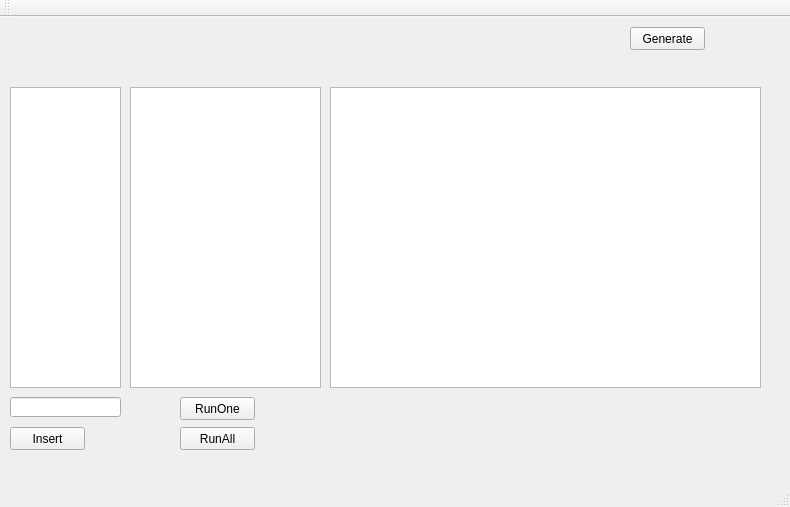
Kianp/CacheSimulator, file mainwindow.ui: the form before one commit.
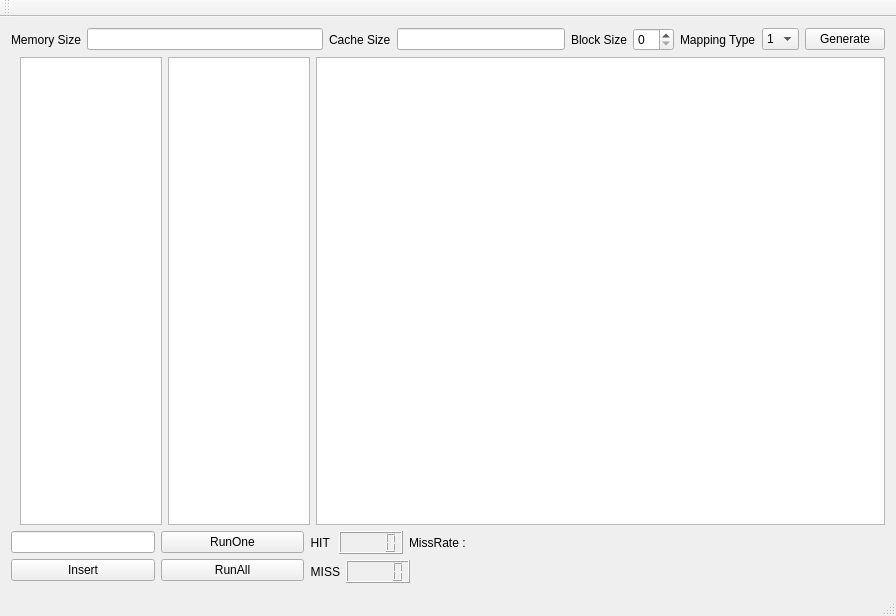
The form after the commit.

Patch:
```diff
--- a/mainwindow.ui
+++ b/mainwindow.ui
@@ -6,115 +6,20 @@
    <rect>
     <x>0</x>
     <y>0</y>
-    <width>790</width>
-    <height>507</height>
+    <width>896</width>
+    <height>616</height>
    </rect>
   </property>
   <property name="windowTitle">
    <string>MainWindow</string>
   </property>
   <widget class="QWidget" name="centralWidget">
-   <widget class="QTableWidget" name="mainMem">
-    <property name="geometry">
-     <rect>
-      <x>130</x>
-      <y>70</y>
-      <width>191</width>
-      <height>301</height>
-     </rect>
-    </property>
-   </widget>
-   <widget class="QTableWidget" name="cache">
-    <property name="geometry">
-     <rect>
-      <x>330</x>
-      <y>70</y>
-      <width>431</width>
-      <height>301</height>
-     </rect>
-    </property>
-   </widget>
-   <widget class="QListWidget" name="addressList">
-    <property name="geometry">
-     <rect>
-      <x>10</x>
-      <y>70</y>
-      <width>111</width>
-      <height>301</height>
-     </rect>
-    </property>
-   </widget>
-   <widget class="QPushButton" name="Generate">
-    <property name="geometry">
-     <rect>
-      <x>630</x>
-      <y>10</y>
-      <width>75</width>
-      <height>23</height>
-     </rect>
-    </property>
-    <property name="text">
-     <string>Generate</string>
-    </property>
-   </widget>
-   <widget class="QLineEdit" name="addressInput">
-    <property name="geometry">
-     <rect>
-      <x>10</x>
-      <y>380</y>
-      <width>111</width>
-      <height>20</height>
-     </rect>
-    </property>
-   </widget>
-   <widget class="QPushButton" name="InsertAddress">
-    <property name="geometry">
-     <rect>
-      <x>10</x>
-      <y>410</y>
-      <width>75</width>
-      <height>23</height>
-     </rect>
-    </property>
-    <property name="text">
-     <string>Insert</string>
-    </property>
-   </widget>
-   <widget class="QPushButton" name="runOne">
-    <property name="geometry">
-     <rect>
-      <x>180</x>
-      <y>380</y>
-      <width>75</width>
-      <height>23</height>
-     </rect>
-    </property>
-    <property name="text">
-     <string>RunOne</string>
-    </property>
-   </widget>
-   <widget class="QPushButton" name="runAll">
-    <property name="geometry">
-     <rect>
-      <x>180</x>
-      <y>410</y>
-      <width>75</width>
-      <height>23</height>
-     </rect>
-    </property>
-    <property name="text">
-     <string>RunAll</string>
-    </property>
-   </widget>
-   <widget class="QWidget" name="">
-    <property name="geometry">
-     <rect>
-      <x>10</x>
-      <y>10</y>
-      <width>201</width>
-      <height>22</height>
-     </rect>
-    </property>
+   <layout class="QHBoxLayout" name="horizontalLayout_10">
+    <item>
+     <layout class="QVBoxLayout" name="verticalLayout_4">
+      <item>
+       <layout class="QHBoxLayout" name="horizontalLayout_9">
+        <item>
     <layout class="QHBoxLayout" name="horizontalLayout">
      <item>
       <widget class="QLabel" name="label">
@@ -126,17 +31,37 @@
      <item>
       <widget class="QLineEdit" name="memSize"/>
      </item>
-    </layout>
-   </widget>
-   <widget class="QWidget" name="">
-    <property name="geometry">
-     <rect>
-      <x>430</x>
-      <y>10</y>
-      <width>151</width>
-      <height>22</height>
-     </rect>
-    </property>
+          <item>
+           <layout class="QHBoxLayout" name="horizontalLayout_4">
+            <item>
+             <widget class="QLabel" name="label_4">
+              <property name="text">
+               <string>Cache Size</string>
+              </property>
+             </widget>
+            </item>
+            <item>
+             <widget class="QLineEdit" name="cacheSize"/>
+            </item>
+           </layout>
+          </item>
+         </layout>
+        </item>
+        <item>
+         <layout class="QHBoxLayout" name="horizontalLayout_3">
+          <item>
+           <widget class="QLabel" name="label_3">
+            <property name="text">
+             <string>Block Size</string>
+            </property>
+           </widget>
+          </item>
+          <item>
+           <widget class="QSpinBox" name="blockSize"/>
+          </item>
+         </layout>
+        </item>
+        <item>
     <layout class="QHBoxLayout" name="horizontalLayout_2">
      <item>
       <widget class="QLabel" name="label_2">
@@ -170,51 +95,142 @@
       </widget>
      </item>
     </layout>
-   </widget>
-   <widget class="QWidget" name="">
-    <property name="geometry">
-     <rect>
-      <x>250</x>
-      <y>10</y>
-      <width>151</width>
-      <height>22</height>
-     </rect>
-    </property>
-    <layout class="QHBoxLayout" name="horizontalLayout_3">
+        </item>
+        <item>
+         <widget class="QPushButton" name="Generate">
+          <property name="text">
+           <string>Generate</string>
+          </property>
+         </widget>
+        </item>
+       </layout>
+      </item>
+      <item>
+       <layout class="QHBoxLayout" name="horizontalLayout_7" stretch="2,2,8">
+        <property name="leftMargin">
+         <number>9</number>
+        </property>
      <item>
-      <widget class="QLabel" name="label_3">
+         <widget class="QListWidget" name="addressList"/>
+        </item>
+        <item>
+         <widget class="QTableWidget" name="mainMem"/>
+        </item>
+        <item>
+         <widget class="QTableWidget" name="cache"/>
+        </item>
+       </layout>
+      </item>
+      <item>
+       <layout class="QHBoxLayout" name="horizontalLayout_8" stretch="2,2,8">
+        <item>
+         <layout class="QVBoxLayout" name="verticalLayout_3">
+          <item>
+           <widget class="QLineEdit" name="addressInput"/>
+          </item>
+          <item>
+           <widget class="QPushButton" name="InsertAddress">
        <property name="text">
-        <string>Block Size</string>
+             <string>Insert</string>
        </property>
       </widget>
      </item>
+         </layout>
+        </item>
      <item>
-      <widget class="QSpinBox" name="blockSize"/>
-     </item>
-    </layout>
-   </widget>
-   <widget class="QWidget" name="">
-    <property name="geometry">
-     <rect>
-      <x>10</x>
-      <y>40</y>
-      <width>193</width>
-      <height>22</height>
-     </rect>
-    </property>
-    <layout class="QHBoxLayout" name="horizontalLayout_4">
+         <layout class="QVBoxLayout" name="verticalLayout_2">
+          <item>
+           <widget class="QPushButton" name="runOne">
+            <property name="text">
+             <string>RunOne</string>
+            </property>
+           </widget>
+          </item>
+          <item>
+           <widget class="QPushButton" name="runAll">
+            <property name="text">
+             <string>RunAll</string>
+            </property>
+           </widget>
+          </item>
+         </layout>
+        </item>
+        <item>
+         <layout class="QVBoxLayout" name="verticalLayout">
+          <item>
+           <layout class="QHBoxLayout" name="horizontalLayout_5">
+            <item>
+             <widget class="QLabel" name="label_5">
+              <property name="text">
+               <string>HIT </string>
+              </property>
+              <property name="alignment">
+               <set>Qt::AlignRight|Qt::AlignTrailing|Qt::AlignVCenter</set>
+              </property>
+             </widget>
+            </item>
      <item>
-      <widget class="QLabel" name="label_4">
+             <widget class="QLCDNumber" name="HIT"/>
+            </item>
+            <item>
+             <widget class="QLabel" name="MissRate">
        <property name="text">
-        <string>Cache Size</string>
+               <string>MissRate : </string>
        </property>
       </widget>
      </item>
      <item>
-      <widget class="QLineEdit" name="cacheSize"/>
-     </item>
-    </layout>
-   </widget>
+             <spacer name="horizontalSpacer">
+              <property name="orientation">
+               <enum>Qt::Horizontal</enum>
+              </property>
+              <property name="sizeHint" stdset="0">
+               <size>
+                <width>40</width>
+                <height>20</height>
+               </size>
+              </property>
+             </spacer>
+            </item>
+           </layout>
+          </item>
+          <item>
+           <layout class="QHBoxLayout" name="horizontalLayout_6">
+            <item>
+             <widget class="QLabel" name="label_6">
+              <property name="text">
+               <string>MISS</string>
+              </property>
+              <property name="alignment">
+               <set>Qt::AlignRight|Qt::AlignTrailing|Qt::AlignVCenter</set>
+              </property>
+             </widget>
+            </item>
+            <item>
+             <widget class="QLCDNumber" name="MISS"/>
+            </item>
+            <item>
+             <spacer name="horizontalSpacer_2">
+              <property name="orientation">
+               <enum>Qt::Horizontal</enum>
+              </property>
+              <property name="sizeHint" stdset="0">
+               <size>
+                <width>40</width>
+                <height>20</height>
+               </size>
+              </property>
+             </spacer>
+            </item>
+           </layout>
+          </item>
+         </layout>
+        </item>
+       </layout>
+      </item>
+     </layout>
+    </item>
+   </layout>
   </widget>
   <widget class="QMenuBar" name="menuBar">
    <property name="geometry">
```
Left out of the diff: 2 changed lines with no effect on the pictures. Lines whose indentation alone changed are shown as unchanged.
